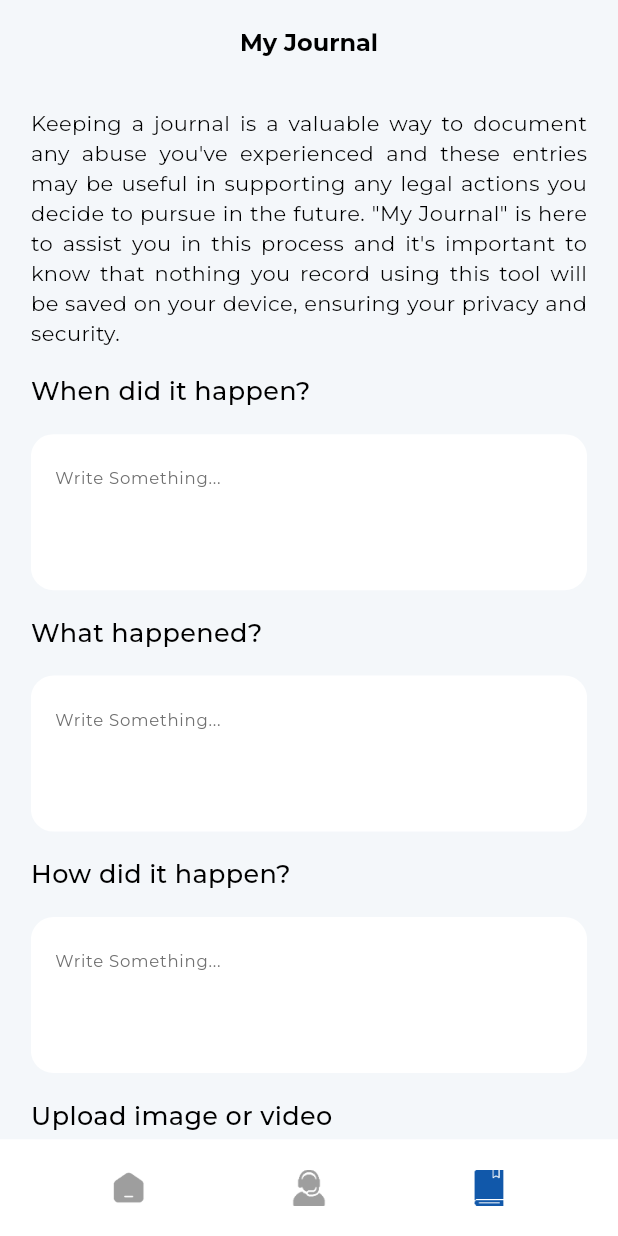
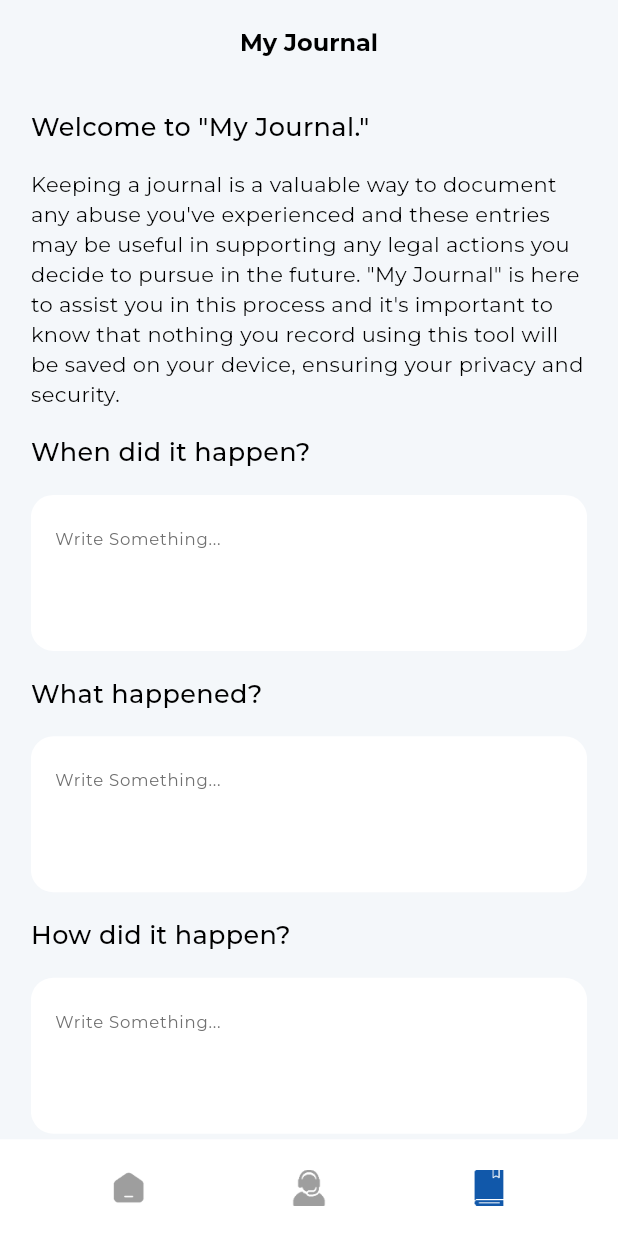
Before and after one commit to ayanedupk12/b_safe, a Flutter app: the HomeMainScreen screen opened by its route, item 3 of the bottom bar chosen, on a phone screen of 412 x 824 dp. Run offline on Flutter 3.47's test engine with Material 3 defaults, Android fonts, the light colour scheme and no system bars; our stand-ins replace cloud_firestore, file_picker, firebase_auth, firebase_core, firebase_storage, fluttertoast and 6 more; missing offline and left inert: mailer, social_media_recorder; accounts and stored records are empty; project files that could hold a hidden picture were left out.

Commit message:
changes done3

```diff
--- a/lib/Screens/HomeMainScreen/MyJournalScreen/MyJournalScreen.dart
+++ b/lib/Screens/HomeMainScreen/MyJournalScreen/MyJournalScreen.dart
@@ -43,9 +43,13 @@ class MyJournalScreen extends StatelessWidget {
               children: [
                 height2(),
                 Text(
+                  MyJournalConstantsE.welcomText.tr,
+                  style: CustomTextStyles.topicTextStyle,
+                ),
+                height2(),
+                Text(
                   MyJournalConstantsE.title.tr,
                   style: CustomTextStyles.descriptionTextStyle,
-                  textAlign: TextAlign.justify,
                 ),
                 height2(),
                 Text(
@@ -157,11 +161,11 @@ class MyJournalScreen extends StatelessWidget {
                 ),
                 height2(),
                 MyButton(
-                  title: "Submit",
+                  title: MyJournalConstantsE.button3.tr,
                   height: Get.height * .05,
                   onPress: () {
                     Get.defaultDialog(
-                        title: "Safety Email",
+                        title: MyJournalConstantsE.safetyEmail.tr,
                         titleStyle: CustomTextStyles.logoStyle,
                         contentPadding: const EdgeInsets.all(20),
                         content: Column(
@@ -176,7 +180,7 @@ class MyJournalScreen extends StatelessWidget {
                             ),
                             height2(),
                             MyButton(
-                                title: 'Send',
+                                title: MyJournalConstantsE.sendText.tr,
                                 height: Get.height * .05,
                                 onPress: () async{
                                   await controller.uploadMedia();
@@ -185,7 +189,7 @@ class MyJournalScreen extends StatelessWidget {
                                 }),
                             height2(),
                             MyButton(
-                                title: 'Cancel',
+                                title: MyJournalConstantsE.cancelText.tr,
                                 height: Get.height * .05,
                                 color: Colors.grey,
                                 onPress: () {
```
